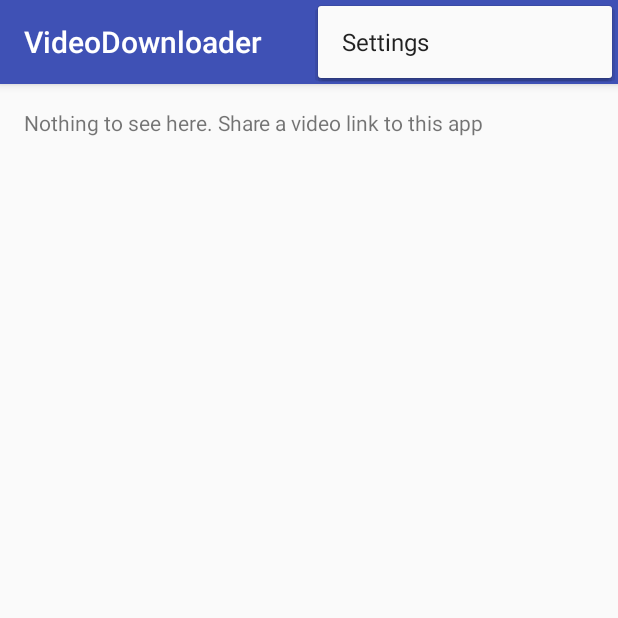
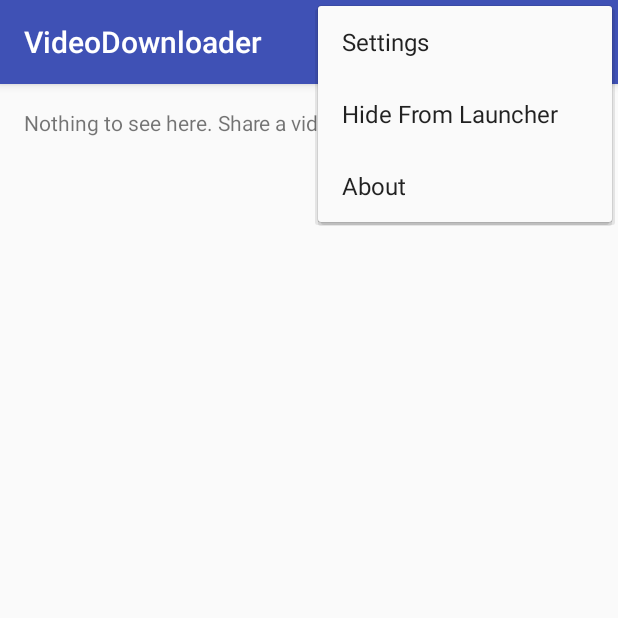
Before and after one commit to zeronickname/VideoDownloader, an Android app: the screen it shows after launch (MyActivity), with the options menu open, on a phone screen of 412 x 824 dp, the top half of it. Run offline under Robolectric (Android 15) with nearby library versions, the phone set to English and light mode, and no system bars.

```diff
--- /dev/null
+++ b/app/src/main/java/uk/me/gman/videodownloader/AsyncResponse.java
@@ -0,0 +1,7 @@
+package uk.me.gman.videodownloader;
+
+public interface AsyncResponse {
+
+    void processFinish();
+
+}
--- a/app/src/main/res/menu/menu_my.xml
+++ b/app/src/main/res/menu/menu_my.xml
@@ -7,4 +7,16 @@
         android:orderInCategory="100"
         android:title="@string/action_settings"
         app:showAsAction="never" />
+    <item
+        android:id="@+id/hide_settings"
+        android:orderInCategory="100"
+        android:title="@string/hide_settings"
+        android:onClick="hideIcon"
+        app:showAsAction="never" />
+    <item
+        android:id="@+id/about_settings"
+        android:orderInCategory="100"
+        android:onClick="showAbout"
+        android:title="@string/about_settings"
+        app:showAsAction="never" />
 </menu>
--- a/app/src/main/res/values/strings.xml
+++ b/app/src/main/res/values/strings.xml
@@ -1,4 +1,6 @@
 <resources>
     <string name="app_name">VideoDownloader</string>
     <string name="action_settings">Settings</string>
+    <string name="hide_settings">Hide From Launcher</string>
+    <string name="about_settings">About</string>
 </resources>
```
Also changed, not shown: app/src/main/java/uk/me/gman/videodownloader/AsyncGetJSON.java (added, +138 -0 lines), app/src/main/java/uk/me/gman/videodownloader/MyActivity.java (+20 -117 lines).
